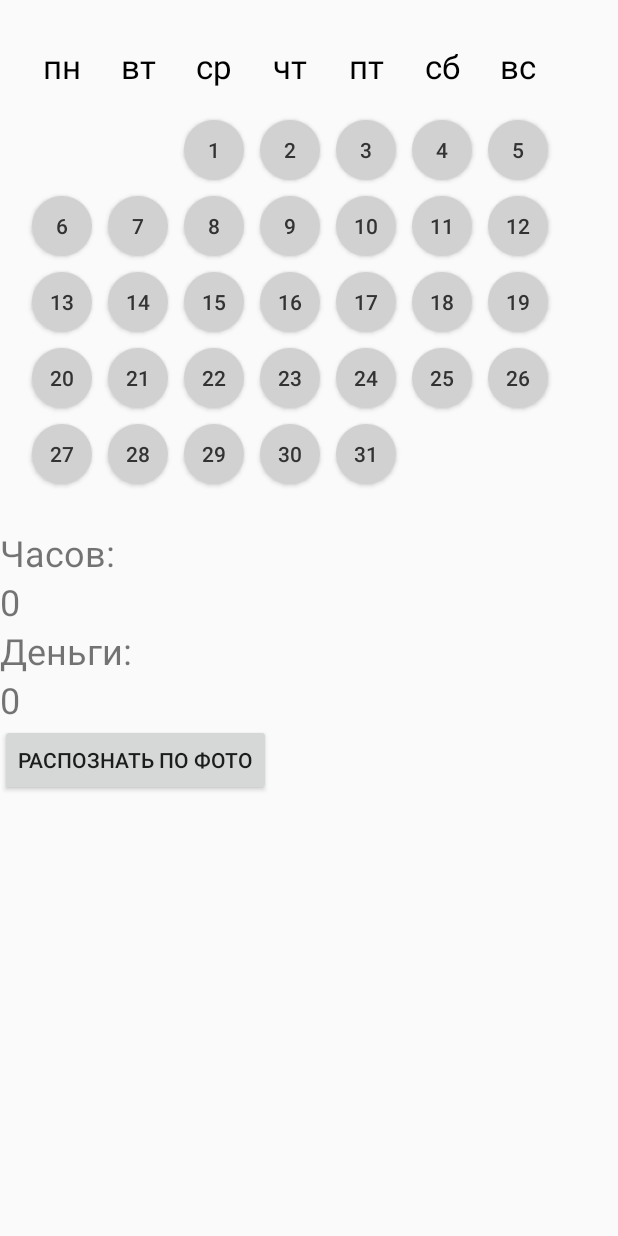
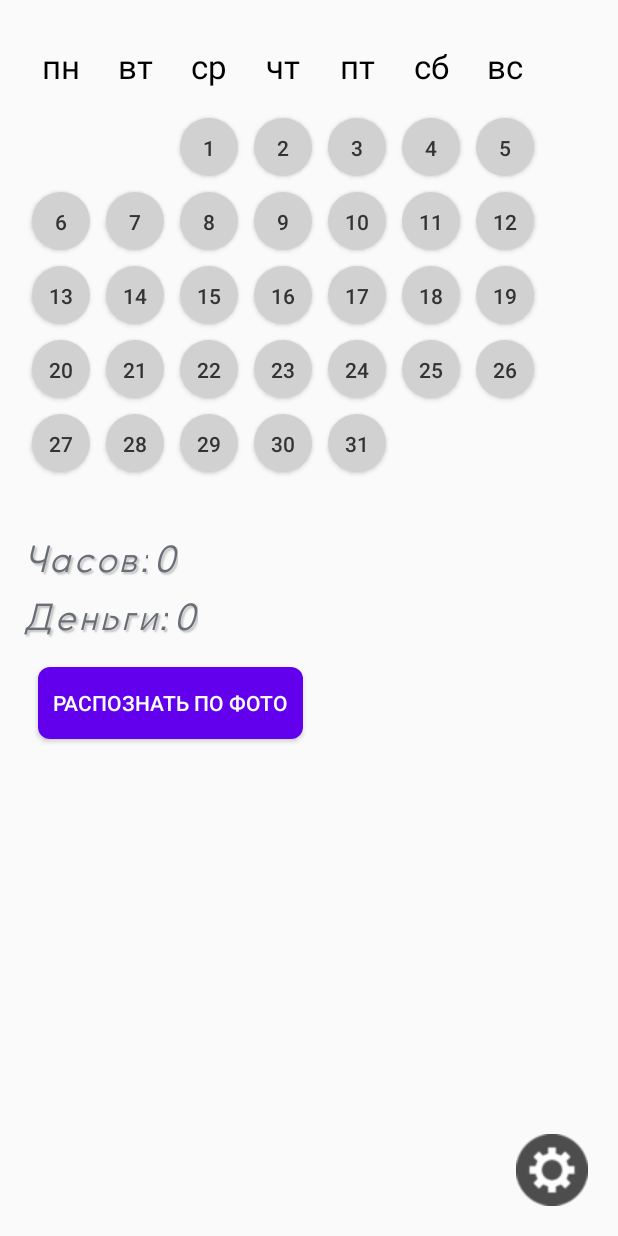
Before and after one commit to Richeansss/Granta, an Android app built with Jetpack Compose: the screen it shows after launch (MainActivity), on a phone screen of 412 x 824 dp. Run offline under Robolectric (Android 15) with nearby library versions, the phone set to English and light mode, and no system bars.

Commit message:
Add Files

```diff
--- a/app/src/main/java/com/example/granta/MainActivity.kt
+++ b/app/src/main/java/com/example/granta/MainActivity.kt
@@ -10,10 +10,7 @@ import android.os.Build
 import android.os.Bundle
 import android.util.DisplayMetrics
 import android.util.Log
-import android.widget.Button
-import android.widget.GridLayout
-import android.widget.Space
-import android.widget.TextView
+import android.widget.*
 import androidx.annotation.RequiresApi
 import androidx.appcompat.app.AppCompatActivity
 import java.time.DayOfWeek
@@ -23,21 +20,28 @@ import java.util.*
 
 class MainActivity : AppCompatActivity() {
 
-    private lateinit var dateTextView: TextView
-    private lateinit var countMonthTextView: TextView
     private lateinit var sumHourTextView: TextView
     private lateinit var sumMoneyTextView: TextView
 
     private lateinit var buttonToImageRecognizer: Button
+    private lateinit var buttonToSettings: Button
+
     private lateinit var sharedPreferences: SharedPreferences
     private var sumHour: Int = 0 // Общее количество часов
-    private var sumMoney: Int = 0 // Общее количество часов
+    private var sumMoney: Int = 0 // Общее количество денег
 
+    private var moneyPer24Hours: Int = 4000 // Деньги за 24 часа
+    private val moneyPer12Hours get() = moneyPer24Hours / 2 // Деньги за 12 часов
 
     @RequiresApi(Build.VERSION_CODES.O)
     override fun onCreate(savedInstanceState: Bundle?) {
         super.onCreate(savedInstanceState)
         setContentView(R.layout.activity_main)
+
+        buttonToSettings = findViewById(R.id.buttonToSettings)
+        buttonToSettings.setOnClickListener {
+            showSettingsDialog()
+        }
 
         sumMoneyTextView = findViewById(R.id.sumMoneyTextView)
         sumHourTextView = findViewById(R.id.sumHourTextView)
@@ -53,7 +57,7 @@ class MainActivity : AppCompatActivity() {
         val screenWidth = displayMetrics.widthPixels
 
         val buttonsPerRow = 7
-        val buttonSize = (screenWidth / buttonsPerRow) - 28
+        val buttonSize = (screenWidth / buttonsPerRow) - 30
         val buttonMargin = 8
 
         val firstDayOfMonth = LocalDate.of(currentDate.year, currentDate.month, 1)
@@ -89,27 +93,7 @@ class MainActivity : AppCompatActivity() {
         }
 
         for (dayOfMonth in 1..countDaysOfMonth) {
-            val button = Button(this).apply {
-                text = dayOfMonth.toString()
-                setTextColor(Color.parseColor("#333333"))
-                val params = GridLayout.LayoutParams()
-                params.width = buttonSize
-                params.height = buttonSize
-                params.setMargins(buttonMargin, buttonMargin, buttonMargin, buttonMargin)
-                layoutParams = params
-                tag = "button_$dayOfMonth"
-
-                val color = Color.parseColor("#d1d1d1")
-
-                background = GradientDrawable().apply {
-                    shape = GradientDrawable.OVAL
-                    setColor(color)
-                }
-
-                setOnClickListener {
-                    showOptionsDialog(dayOfMonth, this)
-                }
-            }
+            val button = createDayButton(dayOfMonth, buttonSize, buttonMargin)
             calendarGrid.addView(button)
         }
 
@@ -120,11 +104,11 @@ class MainActivity : AppCompatActivity() {
             startActivity(intent)
         }
 
-        // Получение сохраненного значения общего количества часов
+        // Получение сохраненного значения общего количества часов и денег
         sumHour = sharedPreferences.getInt("sum_hour", 0)
         sumMoney = sharedPreferences.getInt("sum_money", 0)
 
-        // Отображение общего количества часов в sumHourTextView
+        // Отображение общего количества часов и денег
         sumHourTextView.text = sumHour.toString()
         sumMoneyTextView.text = sumMoney.toString()
     }
@@ -135,16 +119,18 @@ class MainActivity : AppCompatActivity() {
         val countDaysOfMonth = getCurrentMonthLength()
 
         for (dayOfMonth in 1..countDaysOfMonth) {
-            val button = calendarGrid.findViewWithTag<Button>("button_$dayOfMonth")
+            val buttonTag = "button_$dayOfMonth"
             val savedOption = sharedPreferences.getString("day_$dayOfMonth", null)
             val savedColor = sharedPreferences.getInt("day_color_$dayOfMonth", Color.parseColor("#CCC5B9"))
 
-            if (button != null && savedOption != null) {
-                button.text = savedOption
-                button.setTextColor(Color.WHITE)
-                button.background = GradientDrawable().apply {
-                    shape = GradientDrawable.OVAL
-                    setColor(savedColor)
+            calendarGrid.findViewWithTag<Button>(buttonTag)?.let { button ->
+                if (savedOption != null) {
+                    button.text = savedOption
+                    button.setTextColor(Color.WHITE)
+                    button.background = GradientDrawable().apply {
+                        shape = GradientDrawable.OVAL
+                        setColor(savedColor)
+                    }
                 }
             }
         }
@@ -158,13 +144,13 @@ class MainActivity : AppCompatActivity() {
             .create()
 
         dialogView.findViewById<Button>(R.id.option_1).setOnClickListener {
-            updateButton(dayOfMonth, button, "12н", Color.parseColor("#ffc43d"))
-            button.setTextColor(Color.parseColor("#333333"))
+            updateButton(dayOfMonth, button, "12н", Color.parseColor("#161b33"))
             dialog.dismiss()
         }
 
         dialogView.findViewById<Button>(R.id.option_2).setOnClickListener {
-            updateButton(dayOfMonth, button, "12д", Color.parseColor("#161b33"))
+            updateButton(dayOfMonth, button, "12д", Color.parseColor("#ffc43d"))
+            button.setTextColor(Color.parseColor("#333333"))
             dialog.dismiss()
         }
 
@@ -187,12 +173,11 @@ class MainActivity : AppCompatActivity() {
 
     private fun clearButton(dayOfMonth: Int, button: Button) {
         button.text = dayOfMonth.toString()
-        button.setTextColor(Color.WHITE)
+        button.setTextColor(Color.parseColor("#333333"))
         button.background = GradientDrawable().apply {
             shape = GradientDrawable.OVAL
-            setColor(Color.GRAY)
+            setColor(Color.parseColor("#d1d1d1"))
         }
-
 
         // Получение сохраненной опции перед удалением
         val savedOption = sharedPreferences.getString("day_$dayOfMonth", null)
@@ -202,6 +187,9 @@ class MainActivity : AppCompatActivity() {
         clearSelectedOption(dayOfMonth)
 
         if (savedOption != null) {
+            val oldMoneyPer12Hours = sharedPreferences.getInt("money_per_12_hours", moneyPer12Hours)
+            val oldMoneyPer24Hours = sharedPreferences.getInt("money_per_24_hours", moneyPer24Hours)
+
             sumHour -= when (savedOption) {
                 "12н", "12д" -> 12
                 "24" -> 24
@@ -209,8 +197,8 @@ class MainActivity : AppCompatActivity() {
             }
 
             sumMoney -= when (savedOption) {
-                "12н", "12д" -> 2
-                "24" -> 4
+                "12н", "12д" -> oldMoneyPer12Hours
+                "24" -> oldMoneyPer24Hours
                 else -> 0
             }
 
@@ -221,7 +209,7 @@ class MainActivity : AppCompatActivity() {
                 apply()
             }
 
-            // Обновление отображения общего количества часов
+            // Обновление отображения общего количества часов и денег
             sumHourTextView.text = sumHour.toString()
             sumMoneyTextView.text = sumMoney.toString()
         } else {
@@ -254,7 +242,9 @@ class MainActivity : AppCompatActivity() {
         }
         saveSelectedOption(dayOfMonth, newOption, newColor)
 
-        // Вычисление разницы в часах и деньгах
+        val currentMoneyPer12Hours = moneyPer12Hours
+        val currentMoneyPer24Hours = moneyPer24Hours
+
         val currentHours = when (currentOption) {
             "12н", "12д" -> 12
             "24" -> 24
@@ -268,14 +258,14 @@ class MainActivity : AppCompatActivity() {
         }
 
         val currentMoney = when (currentOption) {
-            "12н", "12д" -> 2
-            "24" -> 4
+            "12н", "12д" -> currentMoneyPer12Hours
+            "24" -> currentMoneyPer24Hours
             else -> 0
         }
 
         val newMoney = when (newOption) {
-            "12н", "12д" -> 2
-            "24" -> 4
+            "12н", "12д" -> currentMoneyPer12Hours
+            "24" -> currentMoneyPer24Hours
             else -> 0
         }
 
@@ -296,6 +286,7 @@ class MainActivity : AppCompatActivity() {
     }
 
 
+
     private fun saveSelectedOption(dayOfMonth: Int, selectedOption: String, selectedColor: Int) {
         with(sharedPreferences.edit()) {
             putString("day_$dayOfMonth", selectedOption)
@@ -304,9 +295,100 @@ class MainActivity : AppCompatActivity() {
         }
     }
 
-
     @RequiresApi(Build.VERSION_CODES.O)
     private fun getCurrentMonthLength(): Int {
         return LocalDate.now().lengthOfMonth()
     }
+
+    private fun createDayButton(dayOfMonth: Int, buttonSize: Int, buttonMargin: Int): Button {
+        return Button(this).apply {
+            text = dayOfMonth.toString()
+            setTextColor(Color.parseColor("#333333"))
+            layoutParams = GridLayout.LayoutParams().apply {
+                width = buttonSize
+                height = buttonSize
+                setMargins(buttonMargin, buttonMargin, buttonMargin, buttonMargin)
+            }
+            tag = "button_$dayOfMonth"
+            background = GradientDrawable().apply {
+                shape = GradientDrawable.OVAL
+                setColor(Color.parseColor("#d1d1d1"))
+            }
+            setOnClickListener {
+                showOptionsDialog(dayOfMonth, this)
+            }
+        }
+    }
+
+    @RequiresApi(Build.VERSION_CODES.O)
+    private fun showSettingsDialog() {
+        val dialogView = layoutInflater.inflate(R.layout.dialog_settings, null)
+        val moneyPer24HoursEditText = dialogView.findViewById<EditText>(R.id.moneyPer24HoursEditText)
+        val saveButton = dialogView.findViewById<Button>(R.id.saveButton)
+
+        // Получение текущего значения moneyPer24Hours
+        val currentMoneyPer24Hours = sharedPreferences.getInt("money_per_24_hours", 4000)
+        moneyPer24HoursEditText.setText(currentMoneyPer24Hours.toString())
+
+        val dialog = AlertDialog.Builder(this)
+            .setView(dialogView)
+            .create()
+
+        saveButton.setOnClickListener {
+            val newMoneyPer24Hours = moneyPer24HoursEditText.text.toString().toInt()
+
+            // Обновить переменную moneyPer24Hours
+            moneyPer24Hours = newMoneyPer24Hours
+
+            // Сохранение новых значений денег за 12 и 24 часа
+            with(sharedPreferences.edit()) {
+                putInt("money_per_24_hours", newMoneyPer24Hours)
+                putInt("money_per_12_hours", newMoneyPer24Hours / 2)
+                apply()
+            }
+
+            // Пересчитать сумму денег на основе нового значения moneyPer24Hours
+            recalculateSumMoney()
+
+            dialog.dismiss()
+        }
+
+        dialog.show()
+    }
+
+
+
+    @RequiresApi(Build.VERSION_CODES.O)
+    private fun recalculateSumMoney() {
+        sumMoney = 0
+        sumHour = 0
+
+        val currentMoneyPer12Hours = moneyPer12Hours
+        val currentMoneyPer24Hours = moneyPer24Hours
+
+        for (dayOfMonth in 1..getCurrentMonthLength()) {
+            val savedOption = sharedPreferences.getString("day_$dayOfMonth", null)
+            sumMoney += when (savedOption) {
+                "12н", "12д" -> currentMoneyPer12Hours
+                "24" -> currentMoneyPer24Hours
+                else -> 0
+            }
+            sumHour += when (savedOption) {
+                "12н", "12д" -> 12
+                "24" -> 24
+                else -> 0
+            }
+        }
+
+        // Сохранение обновленного значения часов и денег
+        with(sharedPreferences.edit()) {
+            putInt("sum_money", sumMoney)
+            putInt("sum_hour", sumHour)
+            apply()
+        }
+
+        // Обновление отображения общего количества часов и денег
+        sumMoneyTextView.text = sumMoney.toString()
+        sumHourTextView.text = sumHour.toString()
+    }
 }
--- /dev/null
+++ b/app/src/main/res/drawable/circle_background.xml
@@ -0,0 +1,6 @@
+<?xml version="1.0" encoding="utf-8"?>
+<shape xmlns:android="http://schemas.android.com/apk/res/android"
+       android:shape="rectangle">
+    <corners android:radius="100dp" /> <!-- Установите желаемый радиус здесь -->
+    <solid android:color="@android:color/transparent" />
+</shape>
--- a/app/src/main/res/layout/activity_main.xml
+++ b/app/src/main/res/layout/activity_main.xml
@@ -20,39 +20,92 @@
             android:columnOrderPreserved="false"
             android:useDefaultMargins="true"/>
 
+    <LinearLayout
+            android:id="@+id/hourLinearLayout"
+            android:layout_width="match_parent"
+            android:layout_height="wrap_content"
+            android:orientation="horizontal"
+            android:layout_below="@id/calendarGrid"
+            android:layout_marginTop="8dp"
+            android:paddingStart="16dp"> <!-- Увеличено пространство справа -->
+
         <TextView
                 android:id="@+id/hourTextView"
+                style="@style/ResultTextStyle"
                 android:layout_width="wrap_content"
                 android:layout_height="wrap_content"
-            android:text="Часов:"
-            android:layout_below="@id/calendarGrid"
-            android:textSize="24sp"/>
+                android:text="Часов:" />
+
         <TextView
                 android:id="@+id/sumHourTextView"
+                style="@style/ResultTextStyle"
                 android:layout_width="wrap_content"
                 android:layout_height="wrap_content"
                 android:text="Кол-во часов:"
-            android:layout_below="@id/hourTextView"
-            android:textSize="24sp"/>
+                android:layout_marginStart="4dp"
+                android:paddingEnd="2dp"/><!-- Отступ между TextView -->
+    </LinearLayout>
+
+    <LinearLayout
+            android:id="@+id/moneyLinearLayout"
+            android:layout_width="match_parent"
+            android:layout_height="wrap_content"
+            android:orientation="horizontal"
+            android:layout_below="@id/hourLinearLayout"
+            android:paddingStart="16dp"> <!-- Увеличено пространство справа -->
+
         <TextView
                 android:id="@+id/moneyTextView"
+                style="@style/ResultTextStyle"
                 android:layout_width="wrap_content"
                 android:layout_height="wrap_content"
-            android:text="Деньги:"
-            android:layout_below="@id/sumHourTextView"
-            android:textSize="24sp"/>
+                android:text="Деньги:" />
+
         <TextView
                 android:id="@+id/sumMoneyTextView"
+                style="@style/ResultTextStyle"
                 android:layout_width="wrap_content"
                 android:layout_height="wrap_content"
                 android:text="Кол-во денег:"
-            android:layout_below="@id/moneyTextView"
-            android:textSize="24sp"/>
+                android:layout_marginStart="4dp"
+                android:paddingEnd="2dp"/> <!-- Отступ между TextView -->
+    </LinearLayout>
+
+
     <Button
             android:id="@+id/buttonToImageRecognizer"
+            android:layout_width="wrap_content"
             android:layout_height="wrap_content"
+            android:text="Распознать по фото"
+            android:layout_below="@id/moneyLinearLayout"
+            android:background="@drawable/button_background"
+            android:textColor="@android:color/white"
+            android:layout_marginBottom="10dp"
+            android:layout_marginTop="15dp"
+            android:layout_marginStart="25dp"
+            android:paddingStart="10dp"
+            android:paddingEnd="10dp"/>
+
+    <LinearLayout
             android:layout_width="wrap_content"
-            android:text="Распознать по фото"
-            android:layout_below="@id/sumMoneyTextView"/>
+            android:layout_height="wrap_content"
+            android:layout_alignParentBottom="true"
+            android:layout_alignParentEnd="true"
+            android:layout_margin="16dp"
+            android:orientation="vertical">
+
+        <!-- Ваша кнопка -->
+        <Button
+                android:id="@+id/buttonToSettings"
+                android:layout_width="wrap_content"
+                android:layout_height="wrap_content"
+                android:background="@drawable/circle_background"
+                android:minWidth="0dp"
+                android:minHeight="0dp"
+                android:padding="4dp"
+                android:drawableStart="@drawable/ic_settings"
+                android:textColor="@android:color/black"/>
+    </LinearLayout>
+
 
 </RelativeLayout>
--- /dev/null
+++ b/app/src/main/res/values/styles.xml
@@ -0,0 +1,15 @@
+<resources>
+    <!-- Определение стиля для первого TextView -->
+    <style name="ResultTextStyle">
+        <item name="android:textSize">24sp</item>
+        <item name="android:textColor">#686D76</item> <!-- Яркий оранжевый -->
+        <item name="android:textStyle">italic</item>
+        <item name="android:fontFamily">@font/kreadon</item>
+        <item name="android:letterSpacing">0.1</item>
+        <item name="android:shadowColor">#40000000</item> <!-- Полупрозрачная тень -->
+        <item name="android:shadowDx">2</item>
+        <item name="android:shadowDy">2</item>
+        <item name="android:shadowRadius">1</item>
+    </style>
+
+</resources>
```
Also changed, not shown: app/src/main/res/drawable/dialog_background.xml (added, +10 -0 lines), app/src/main/res/drawable/edittext_background.xml (added, +11 -0 lines), app/src/main/res/layout/dialog_settings.xml (added, +35 -0 lines), app/src/main/res/drawable/ic_settings.png (added), app/src/main/res/font/kreadon.ttf (added), app/src/main/res/font/roboto_bold.ttf (added), app/src/main/res/font/roboto_regular.ttf (added). Lines whose indentation alone changed are shown as unchanged.
